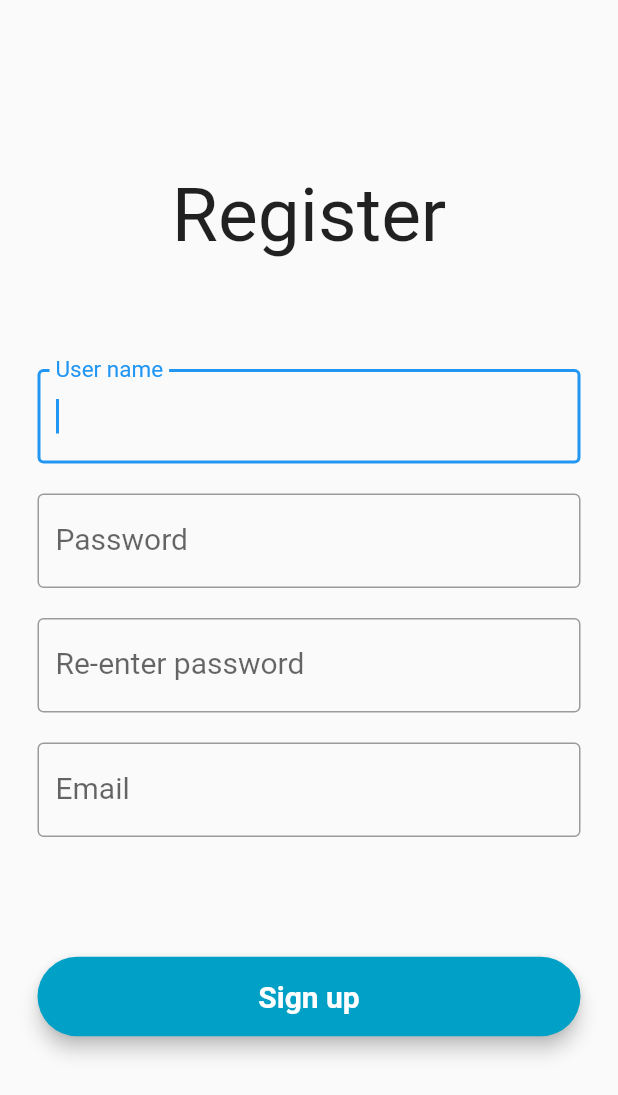
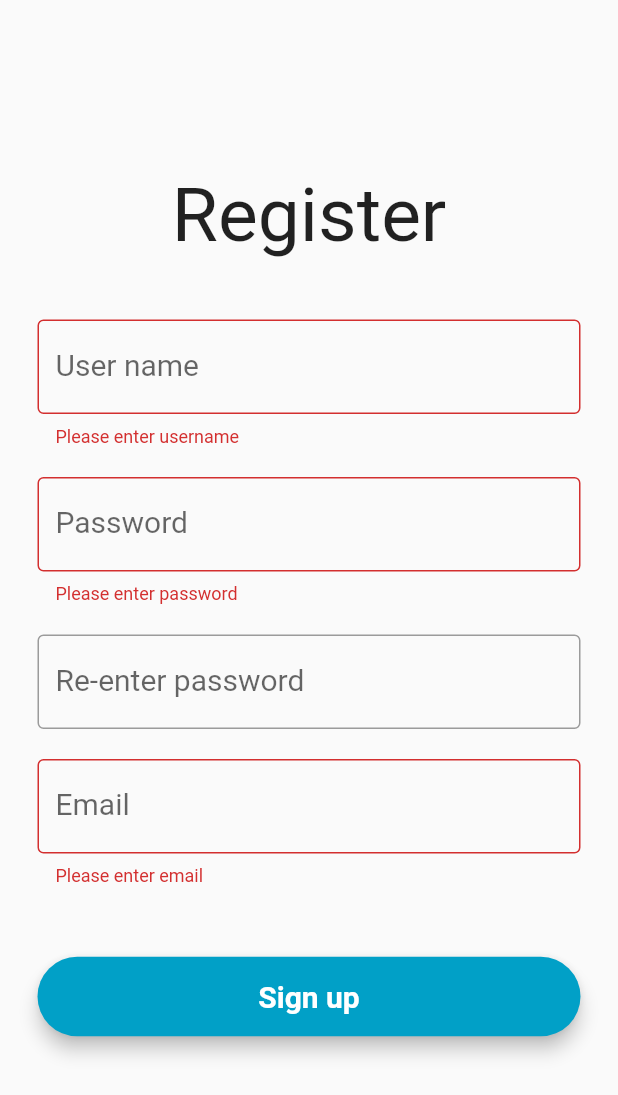
Before and after one commit to kienha-dev/flutter_begin, a Flutter app: the screen it shows after launch, after a tap on "Sign up", on a phone screen of 412 x 824 dp. Shown: the top 1095 px of the screen. Run offline on Flutter 3.47's test engine with Material 2 defaults, Android fonts, the phone set to English and light mode, and no system bars; our stand-ins replace toast; network calls fail; Roboto replaces fonts that are missing (Montserrat).

Commit message:
Connect to server, create user, get massage

```diff
--- a/lib/login.dart
+++ b/lib/login.dart
@@ -1,8 +1,69 @@
 import 'package:flutter/material.dart';
+import 'package:http/http.dart';
+import 'dart:async';
+import 'dart:convert';
+import 'package:toast/toast.dart';
 
 TextStyle style = TextStyle(fontFamily: 'Montserrat', fontSize: 20.0);
 
-class LoginPage extends StatelessWidget {
+class LoginPage extends StatefulWidget {
+  LoginPage({Key key}) : super(key: key);
+
+  _LoginPageState createState() => _LoginPageState();
+}
+
+class _LoginPageState extends State<LoginPage> {
+  final TextEditingController usernameTxtCtrl = new TextEditingController();
+  final TextEditingController passwordTxtCtrl = new TextEditingController();
+  final TextEditingController reenterpasswordTxtCtrl =
+      new TextEditingController();
+  final TextEditingController emailTxtCtrl = new TextEditingController();
+  bool errUser = false, errPass = false, errRePass = false, errEmail = false;
+  String errTxt = "";
+
+  void sendData() async {
+    final uri = "http://142.93.253.93:81/web-api/new";
+    final headers = {'Content-Type': 'application/json'};
+    setState(() {
+      usernameTxtCtrl.text.isEmpty ? errUser = true : errUser = false;
+      emailTxtCtrl.text.isEmpty ? errEmail = true : errEmail = false;
+      passwordTxtCtrl.text.isEmpty ? errPass = true : errPass = false;
+      (!errPass && passwordTxtCtrl.text != reenterpasswordTxtCtrl.text)
+          ? errRePass = true
+          : errRePass = false;
+    });
+
+    if (passwordTxtCtrl.text != reenterpasswordTxtCtrl.text) {
+    } else {
+      Map<String, dynamic> body = {
+        'username': usernameTxtCtrl.text.trim(),
+        'password': passwordTxtCtrl.text,
+        'email': emailTxtCtrl.text.trim()
+      };
+      String jsonString = json.encode(body);
+      final encoding = Encoding.getByName('utf-8');
+      Response response = await post(uri,
+          headers: headers, body: jsonString, encoding: encoding);
+      String responseBody = response.body;
+      debugPrint(responseBody);
+      dynamic data = await json.decode(response.body);
+      if (data["statusCode"] == 0) {
+        setState(() {
+          errTxt = data["message"].toString();
+        });
+      }
+
+      // usernameTxtCtrl.text = "";
+      // passwordTxtCtrl.text = "";
+      // reenterpasswordTxtCtrl.text = "";
+      // emailTxtCtrl.text = "";
+    }
+  }
+
+  void presss() async {
+    this.sendData();
+  }
+
   @override
   Widget build(BuildContext context) {
     final title = new Container(
@@ -13,30 +74,47 @@ class LoginPage extends StatelessWidget {
           )),
     );
 
+    final errNoti = new Container(
+      child: new Text(
+        errTxt,
+        style: TextStyle(fontSize: 20, color: Colors.red),
+      ),
+    );
+
     final usernameTextField = new Container(
       margin: EdgeInsets.fromLTRB(0, 0, 0, 20),
-      child: new Theme(
-        data: new ThemeData(),
-        child: TextFormField(
-          autofocus: true,
-          decoration: InputDecoration(
+      child: TextField(
+        controller: usernameTxtCtrl,
+        onTap: () {
+          setState(() {
+            errUser = false;
+          });
+        },
+        decoration: InputDecoration(
             labelText: 'User name',
-            border: new OutlineInputBorder(borderSide: new BorderSide()),
-          ),
-          style: TextStyle(
-            fontSize: 20,
-          ),
+            border: new OutlineInputBorder(
+                borderSide: new BorderSide(color: Colors.blue)),
+            errorText: errUser ? "Please enter username" : null),
+        style: TextStyle(
+          fontSize: 20,
         ),
       ),
     );
 
     final passwordTextField = new Container(
       margin: EdgeInsets.fromLTRB(0, 0, 0, 20),
-      child: TextFormField(
+      child: TextField(
         obscureText: true,
+        controller: passwordTxtCtrl,
+        onTap: () {
+          setState(() {
+            errPass = false;
+          });
+        },
         decoration: InputDecoration(
             labelText: 'Password',
-            border: new OutlineInputBorder(borderSide: new BorderSide())),
+            border: new OutlineInputBorder(borderSide: new BorderSide()),
+            errorText: errPass ? "Please enter password" : null),
         style: TextStyle(
           fontSize: 20,
         ),
@@ -45,11 +123,18 @@ class LoginPage extends StatelessWidget {
 
     final reenterPasswordTextField = new Container(
       margin: EdgeInsets.fromLTRB(0, 0, 0, 20),
-      child: TextFormField(
+      child: TextField(
         obscureText: true,
+        controller: reenterpasswordTxtCtrl,
+        onTap: () {
+          setState(() {
+            errRePass = false;
+          });
+        },
         decoration: InputDecoration(
             labelText: 'Re-enter password',
-            border: new OutlineInputBorder(borderSide: new BorderSide())),
+            border: new OutlineInputBorder(borderSide: new BorderSide()),
+            errorText: errRePass ? "Password does not match" : null),
         style: TextStyle(
           fontSize: 20,
         ),
@@ -58,10 +143,17 @@ class LoginPage extends StatelessWidget {
 
     final emailTextField = new Container(
       margin: EdgeInsets.fromLTRB(0, 0, 0, 20),
-      child: TextFormField(
+      child: TextField(
+        controller: emailTxtCtrl,
+        onTap: () {
+          setState(() {
+            errEmail = false;
+          });
+        },
         decoration: InputDecoration(
             labelText: 'Email',
-            border: new OutlineInputBorder(borderSide: new BorderSide())),
+            border: new OutlineInputBorder(borderSide: new BorderSide()),
+            errorText: errEmail ? "Please enter email" : null),
         style: TextStyle(
           fontSize: 20,
         ),
@@ -75,13 +167,17 @@ class LoginPage extends StatelessWidget {
       child: MaterialButton(
         minWidth: MediaQuery.of(context).size.width,
         padding: EdgeInsets.fromLTRB(20.0, 15.0, 20.0, 15.0),
-        onPressed: () {},
+        onPressed: () {
+          // this.sendData();
+          this.presss();
+        },
         child: Text("Sign up",
             textAlign: TextAlign.center,
             style: style.copyWith(
                 color: Colors.white, fontWeight: FontWeight.bold)),
       ),
     );
+
     return new Scaffold(
       body: Container(
         padding: EdgeInsets.all(25.0),
@@ -102,10 +198,11 @@ class LoginPage extends StatelessWidget {
                 emailTextField
               ],
             ),
+            errNoti,
             Container(
               alignment: Alignment(0, 0.7),
               child: loginButon,
-            )
+            ),
           ],
         ),
       ),
--- a/pubspec.yaml
+++ b/pubspec.yaml
@@ -19,7 +19,8 @@ environment:
 dependencies:
   flutter:
     sdk: flutter
-
+  http: ^0.12.0+2
+  toast: ^0.1.4
   # The following adds the Cupertino Icons font to your application.
   # Use with the CupertinoIcons class for iOS style icons.
   cupertino_icons: ^0.1.2
```
Also changed, not shown: pubspec.lock, 2 other files.
